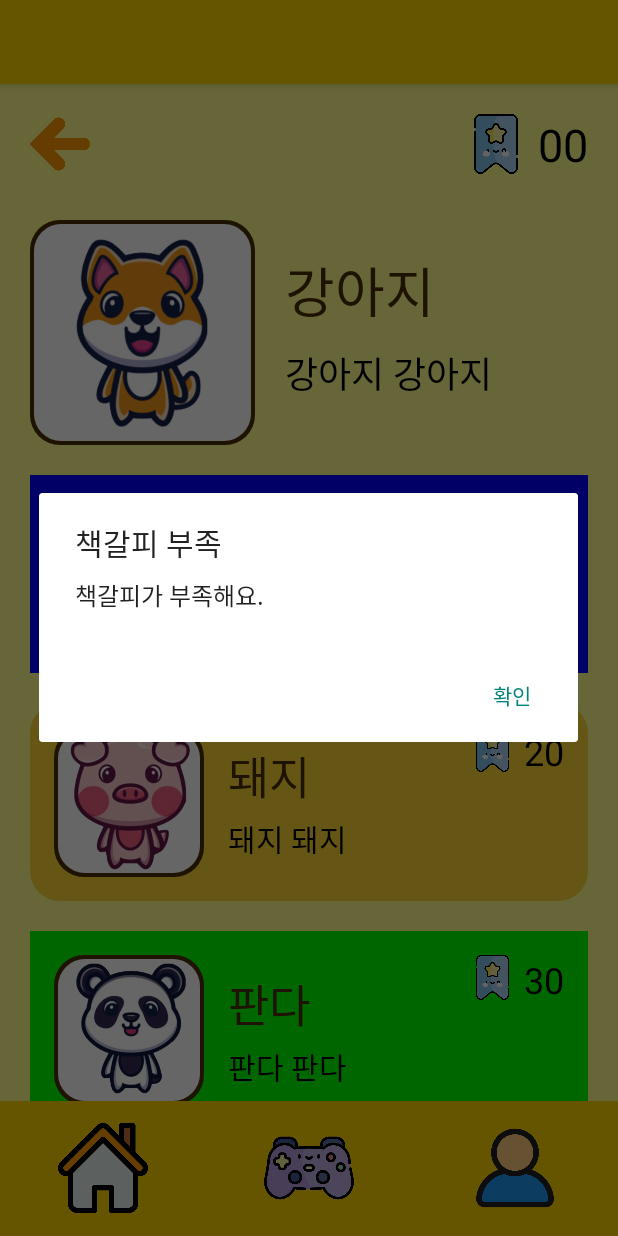
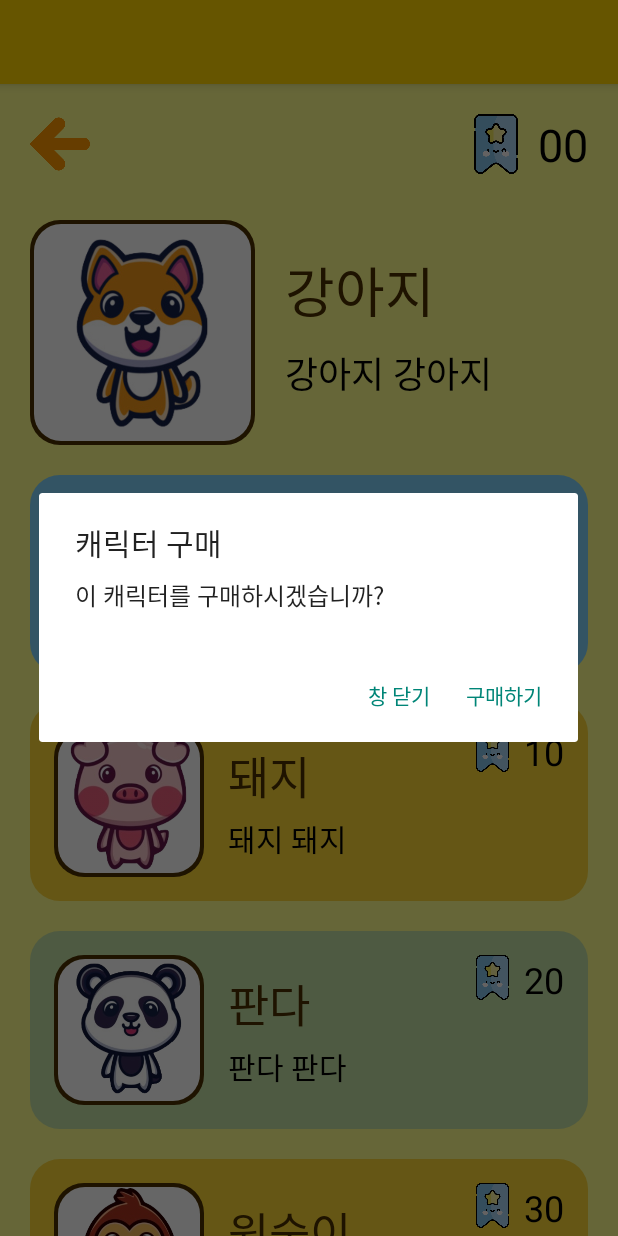
Before and after one commit to ph-woo/dyslexia, an Android app: the ShopActivity screen opened directly, with no data from a screen before it, after a tap on "돼지", on a phone screen of 412 x 824 dp. Run offline under Robolectric (Android 15) with nearby library versions, the phone set to English and light mode, and no system bars; our stand-ins replace Firebase (no records; nobody signed in at launch, a user with empty details on screens opened directly); 1 other tap on this screen came first.

Commit message:
modify shop

```diff
--- a/app/src/main/java/com/example/eye_reading/ShopActivity.java
+++ b/app/src/main/java/com/example/eye_reading/ShopActivity.java
@@ -1,5 +1,6 @@
 package com.example.eye_reading;
 
+import android.annotation.SuppressLint;
 import android.app.AlertDialog;
 import android.content.Intent;
 import android.graphics.Color;
@@ -13,6 +14,9 @@ import android.widget.TextView;
 
 import androidx.appcompat.app.AppCompatActivity;
 
+import com.google.firebase.database.DatabaseReference;
+import com.google.firebase.database.FirebaseDatabase;
+
 import java.util.ArrayList;
 import java.util.HashSet;
 import java.util.List;
@@ -21,8 +25,9 @@ import java.util.Set;
 public class ShopActivity extends AppCompatActivity {
     private LinearLayout characterContainer;
     private Set<String> ownedCharacters;
-    private String selectedCharacter;
-    private int bookmarks = 15;
+    private String currentCharacter;
+    private int bookmarks = 25;
+    private DatabaseReference databaseReference;
 
     @Override
     protected void onCreate(Bundle savedInstanceState) {
@@ -35,26 +40,17 @@ public class ShopActivity extends AppCompatActivity {
         ImageView btnBack = findViewById(R.id.btn_back);
         btnBack.setOnClickListener(v -> onBackPressed());
 
-        ImageView navHome = findViewById(R.id.nav_home);
-        ImageView navGame = findViewById(R.id.nav_game);
-        ImageView navUser = findViewById(R.id.nav_user);
-
-        navGame.setOnClickListener(new View.OnClickListener() {
-            @Override
-            public void onClick(View v) {
-                Intent gameIntent = new Intent(ShopActivity.this, GameActivity.class);
-                startActivity(gameIntent);
-            }
-        });
+        databaseReference = FirebaseDatabase.getInstance("https://song-62299-default-rtdb.firebaseio.com/").getReference();
 
         characterContainer = findViewById(R.id.character_list);
-        selectedCharacter = "강아지";
+        currentCharacter = "강아지";
         ownedCharacters = new HashSet<>();
         ownedCharacters.add("강아지");
         ownedCharacters.add("판다");
         addCharacterItems();
     }
 
+    @SuppressLint("UseCompatLoadingForDrawables")
     private void addCharacterItems() {
         List<Character> characters = getCharacters();
 
@@ -73,10 +69,10 @@ public class ShopActivity extends AppCompatActivity {
             characterPrice.setText(String.valueOf(character.getPrice()));
 
             if (ownedCharacters.contains(character.getName())) {
-                characterLayout.setBackgroundColor(selectedCharacter != null && selectedCharacter.equals(character.getName()) ?
-                        Color.BLUE : Color.GREEN);
+                characterLayout.setBackground(currentCharacter != null && currentCharacter.equals(character.getName()) ?
+                        getDrawable(R.drawable.rounded_blue) : getDrawable(R.drawable.rounded_green));
                 characterLayout.setOnClickListener(v -> {
-                    if (!character.getName().equals(selectedCharacter)) {
+                    if (!character.getName().equals(currentCharacter)) {
                         showEquipDialog(character.getName());
                     }
                 });
@@ -99,7 +95,7 @@ public class ShopActivity extends AppCompatActivity {
                 .setTitle("캐릭터 장착")
                 .setMessage("이 캐릭터를 장착하시겠습니까?")
                 .setPositiveButton("장착하기", (dialog, which) -> {
-                    selectedCharacter = characterName;
+                    currentCharacter = characterName;
                     addCharacterItems();
                 })
                 .setNegativeButton("창 닫기", null)
@@ -129,16 +125,16 @@ public class ShopActivity extends AppCompatActivity {
 
     private List<Character> getCharacters() {
         List<Character> characters = new ArrayList<>();
-        characters.add(new Character(R.drawable.character_dog, "강아지", "강아지 강아지", 10));
-        characters.add(new Character(R.drawable.character_pig, "돼지", "돼지 돼지", 20));
-        characters.add(new Character(R.drawable.character_panda, "판다", "판다 판다", 30));
-        characters.add(new Character(R.drawable.character_monkey, "원숭이", "원숭이 원숭이", 40));
-        characters.add(new Character(R.drawable.character_giraffe, "기린", "기린 기린", 50));
-        characters.add(new Character(R.drawable.character_milkcow, "젖소", "젖소 젖소", 60));
-        characters.add(new Character(R.drawable.character_penguin, "펭귄", "펭귄 펭귄", 70));
-        characters.add(new Character(R.drawable.character_tiger, "호랑이", "호랑이 호랑이", 80));
-        characters.add(new Character(R.drawable.character_zebra, "얼룩말", "얼룩말 얼룩말", 90));
-        characters.add(new Character(R.drawable.character_lion, "사자", "사자 사자", 100));
+        characters.add(new Character(R.drawable.character_dog, "강아지", "강아지 강아지", 0));
+        characters.add(new Character(R.drawable.character_pig, "돼지", "돼지 돼지", 10));
+        characters.add(new Character(R.drawable.character_panda, "판다", "판다 판다", 20));
+        characters.add(new Character(R.drawable.character_monkey, "원숭이", "원숭이 원숭이", 30));
+        characters.add(new Character(R.drawable.character_giraffe, "기린", "기린 기린", 40));
+        characters.add(new Character(R.drawable.character_milkcow, "젖소", "젖소 젖소", 50));
+        characters.add(new Character(R.drawable.character_penguin, "펭귄", "펭귄 펭귄", 60));
+        characters.add(new Character(R.drawable.character_tiger, "호랑이", "호랑이 호랑이", 70));
+        characters.add(new Character(R.drawable.character_zebra, "얼룩말", "얼룩말 얼룩말", 80));
+        characters.add(new Character(R.drawable.character_lion, "사자", "사자 사자", 90));
         return characters;
     }
 
--- /dev/null
+++ b/app/src/main/res/drawable/rounded_blue.xml
@@ -0,0 +1,6 @@
+<?xml version="1.0" encoding="utf-8"?>
+<shape xmlns:android="http://schemas.android.com/apk/res/android"
+    android:shape="rectangle">
+    <solid android:color="#81D4FA"/>
+    <corners android:radius="20dp"/>
+</shape>
--- /dev/null
+++ b/app/src/main/res/drawable/rounded_green.xml
@@ -0,0 +1,6 @@
+<?xml version="1.0" encoding="utf-8"?>
+<shape xmlns:android="http://schemas.android.com/apk/res/android"
+    android:shape="rectangle">
+    <solid android:color="#C5E1A5"/>
+    <corners android:radius="20dp"/>
+</shape>
--- a/app/src/main/res/layout/activity_shop.xml
+++ b/app/src/main/res/layout/activity_shop.xml
@@ -90,7 +90,7 @@
         android:layout_width="match_parent"
         android:layout_height="0dp"
         android:layout_below="@id/current_character_info"
-        android:layout_above="@id/navigation_bar"
+        android:layout_alignParentBottom="true"
         android:paddingTop="10dp"
         android:paddingHorizontal="20dp">
 
@@ -101,12 +101,4 @@
             android:orientation="vertical">
         </LinearLayout>
     </ScrollView>
-
-    <include
-        android:id="@+id/navigation_bar"
-        layout="@layout/nav_bar"
-        android:layout_width="match_parent"
-        android:layout_height="90dp"
-        android:layout_alignParentBottom="true" />
-
 </RelativeLayout>
```
